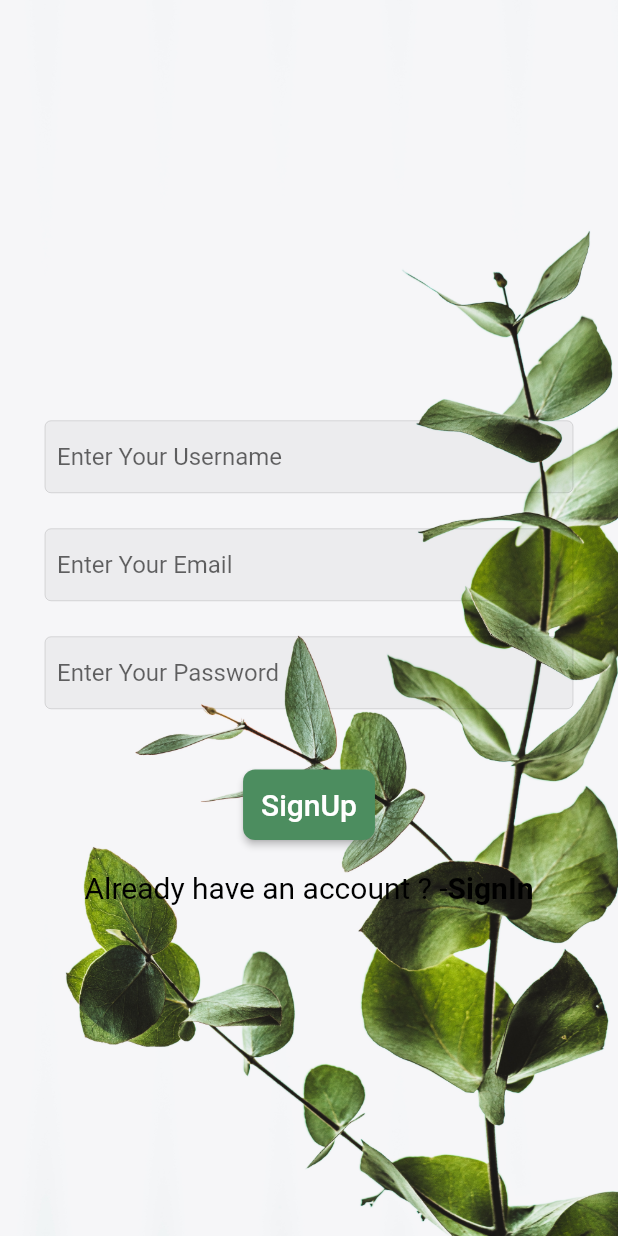
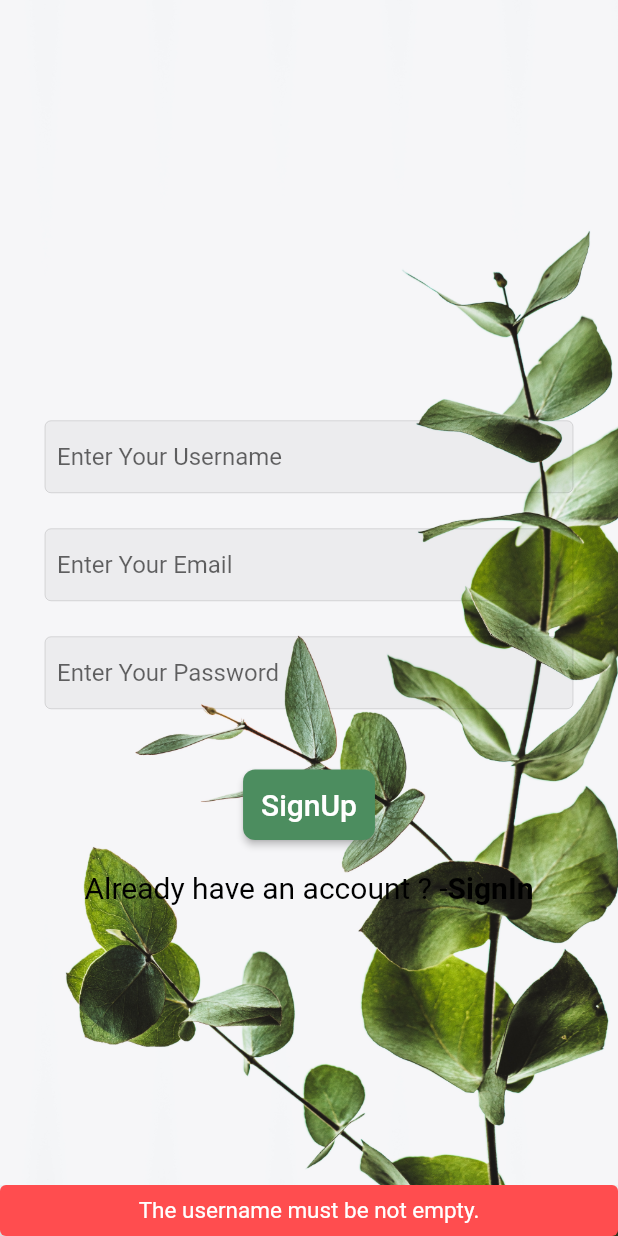
Before and after one commit to alaaRashed2001/flower, a Flutter app: the SignUpScreen screen opened directly, after a tap on "SignUp", on a phone screen of 412 x 824 dp. Run offline on Flutter 3.47's test engine with Material 2 defaults, Android fonts, the phone set to English and light mode, and no system bars; our stand-ins replace email_validator, firebase_auth, firebase_core; accounts and stored records are empty.

Commit message:
create account has been successfully

```diff
--- /dev/null
+++ b/lib/helper/snackbar.dart
@@ -0,0 +1,35 @@
+import 'package:flutter/material.dart';
+
+mixin SnackBarHelper {
+  void showSnackBar(
+      BuildContext context, {
+        required String message,
+        required bool error,
+        int duration = 2,
+      }) {
+    ScaffoldMessenger.of(context).showSnackBar(
+      SnackBar(
+        content: Text(
+          message,
+          style: TextStyle(
+            color: Colors.white,
+            fontSize: 15,
+          ),
+          textAlign: TextAlign.center,
+        ),
+        backgroundColor:
+        error ? const Color(0xffff4d4f) : const Color(0xff52c41a),
+        behavior: SnackBarBehavior.floating,
+        duration: Duration(seconds: duration),
+        // shape: RoundedRectangleBorder(borderRadius: BorderRadius.circular(25.r)),
+        padding: EdgeInsets.symmetric(
+          horizontal: 10,
+          vertical: 8,
+        ),
+        margin: EdgeInsets.zero,
+        elevation: 10,
+        dismissDirection: DismissDirection.horizontal,
+      ),
+    );
+  }
+}
--- a/lib/views/screens/auth/signup_screen.dart
+++ b/lib/views/screens/auth/signup_screen.dart
@@ -1,13 +1,42 @@
+import 'package:email_validator/email_validator.dart';
+import 'package:firebase_auth/firebase_auth.dart';
 import 'package:flutter/material.dart';
 
 import '../../../constant/colors.dart';
+import '../../../helper/snackbar.dart';
 import '../../widgets/my_button.dart';
 import '../../widgets/my_text_field.dart';
 import 'login_screen.dart';
 
-class SignUpScreen extends StatelessWidget {
-  const SignUpScreen({Key? key}) : super(key: key);
+class SignUpScreen extends StatefulWidget {
+  SignUpScreen({Key? key}) : super(key: key);
 
+  @override
+  State<SignUpScreen> createState() => _SignUpScreenState();
+}
+
+class _SignUpScreenState extends State<SignUpScreen> with SnackBarHelper {
+  late TextEditingController usernameEditingController;
+  late TextEditingController emailEditingController;
+  late TextEditingController passwordEditingController;
+
+  @override
+  void initState() {
+    usernameEditingController = TextEditingController();
+    emailEditingController = TextEditingController();
+    passwordEditingController = TextEditingController();
+    super.initState();
+  }
+
+  @override
+  void dispose() {
+    usernameEditingController.dispose();
+    emailEditingController.dispose();
+    passwordEditingController.dispose();
+    super.dispose();
+  }
+
+  bool isLoading = false;
   @override
   Widget build(BuildContext context) {
     return Scaffold(
@@ -32,32 +61,53 @@ class SignUpScreen extends StatelessWidget {
                       const SizedBox(
                         height: 60,
                       ),
-                      const MyTextField(
+                      MyTextField(
+                        validator: (v) {
+                          return null;
+                        },
+                        controller: usernameEditingController,
                         textInputType: TextInputType.text,
                         hintText: 'Enter Your Username',
-                        isPassword: false,
+
                       ),
                       const SizedBox(
                         height: 24,
                       ),
-                      const MyTextField(
+                      MyTextField(
+                        validator: (value) {
+                          return value != null &&
+                                  !EmailValidator.validate(value)
+                              ? "Enter a valid email"
+                              : null;
+                        },
+                        autovalidateMode: AutovalidateMode.onUserInteraction,
+                        controller: emailEditingController,
                         textInputType: TextInputType.emailAddress,
                         hintText: 'Enter Your Email',
-                        isPassword: false,
+
                       ),
                       const SizedBox(
                         height: 24,
                       ),
-                      const MyTextField(
+                      MyTextField(
+                        controller: passwordEditingController,
+                        validator: (value) {
+                          return value!.length < 6
+                              ? "Enter at least 6 characters"
+                              : null;
+                        },
+                        autovalidateMode: AutovalidateMode.onUserInteraction,
                         textInputType: TextInputType.text,
                         hintText: 'Enter Your Password',
-                        isPassword: true,
                       ),
                       const SizedBox(
                         height: 40,
                       ),
-                       MyButton(
-                         onPressed: (){},
+                      MyButton(
+                        isLoading: isLoading,
+                        onPressed: () async {
+                          await performRegister();
+                        },
                         title: 'SignUp',
                         backgroundColor: green,
                       ),
@@ -77,9 +127,10 @@ class SignUpScreen extends StatelessWidget {
                           InkWell(
                             onTap: () {
                               Navigator.of(context).pushReplacement(
-                                  MaterialPageRoute(
-                                    builder: (context) => const LogInScreen(),
-                                  ),);
+                                MaterialPageRoute(
+                                  builder: (context) => const LogInScreen(),
+                                ),
+                              );
                             },
                             child: const Text(
                               'SignIn',
@@ -102,4 +153,59 @@ class SignUpScreen extends StatelessWidget {
       ),
     );
   }
+
+  Future<void> performRegister() async {
+    if (checkData()) {
+      await register();
+    }
+  }
+
+  late final UserCredential userCredential;
+  Future<void> register() async {
+    setState(() {
+      isLoading = true;
+    });
+    try {
+      userCredential =
+          await FirebaseAuth.instance.createUserWithEmailAndPassword(
+        email: emailEditingController.text,
+        password: passwordEditingController.text,
+      );
+    } on FirebaseAuthException catch (e) {
+      if (e.code == 'weak-password') {
+        showSnackBar(context,
+            message: 'The password provided is too weak.', error: true);
+      } else if (e.code == 'email-already-in-use') {
+        showSnackBar(context,
+            message: 'The account already exists for that email.', error: true);
+      } else {
+        showSnackBar(context,
+            message: 'Error , Please try again late', error: true);
+      }
+    } catch (e) {
+      showSnackBar(context, message: e.toString(), error: true);
+    }
+    setState(() {
+      isLoading = false;
+    });
+    showSnackBar(context,
+        message: 'create account has been successfully .', error: false);
+  }
+
+  bool checkData() {
+    if (usernameEditingController.text.isEmpty) {
+      showSnackBar(context,
+          message: 'The username must be not empty.', error: true);
+      return false;
+    } else if (emailEditingController.text.isEmpty) {
+      showSnackBar(context,
+          message: 'The email address must be not empty.', error: true);
+      return false;
+    } else if (passwordEditingController.text.isEmpty) {
+      showSnackBar(context,
+          message: 'The password must be not empty.', error: true);
+      return false;
+    }
+    return true;
+  }
 }
--- a/lib/views/widgets/my_button.dart
+++ b/lib/views/widgets/my_button.dart
@@ -4,10 +4,11 @@ class MyButton extends StatelessWidget {
   final String title;
   final Color backgroundColor;
   final Function() onPressed;
+  final bool isLoading;
   const MyButton({
     Key? key,
     required this.title,
-    required this.backgroundColor, required this.onPressed,
+    required this.backgroundColor, required this.onPressed,  this.isLoading = false,
   }) : super(key: key);
 
   @override
@@ -25,8 +26,8 @@ class MyButton extends StatelessWidget {
           ),
         ),
       ),
-      child: Text(
-        title,
+      child:  isLoading ? const CircularProgressIndicator(color: Colors.white,) : Text(
+      title,
         style: const TextStyle(
           fontSize: 20,
         ),
--- a/lib/views/widgets/my_text_field.dart
+++ b/lib/views/widgets/my_text_field.dart
@@ -1,22 +1,28 @@
-import 'package:flutter/cupertino.dart';
 import 'package:flutter/material.dart';
 
 class MyTextField extends StatelessWidget {
-  final bool isPassword;
+  final TextEditingController controller;
   final String hintText;
   final TextInputType textInputType;
-  const MyTextField({
-    Key? key,
-    required this.isPassword,
-    required this.hintText,
-    required this.textInputType,
-  }) : super(key: key);
+  final Function(String?) validator;
+  final AutovalidateMode autovalidateMode;
+
+  const MyTextField(
+      {Key? key,
+      required this.hintText,
+      required this.textInputType,
+      required this.controller,
+      required String? Function(String?) this.validator,
+      this.autovalidateMode = AutovalidateMode.always})
+      : super(key: key);
 
   @override
   Widget build(BuildContext context) {
-    return TextField(
+    return TextFormField(
+        controller: controller,
+        autovalidateMode: autovalidateMode,
+        validator: (v) => validator(v),
         keyboardType: textInputType,
-        obscureText: isPassword,
         decoration: InputDecoration(
           hintText: hintText,
           // To delete borders
--- a/pubspec.yaml
+++ b/pubspec.yaml
@@ -35,8 +35,9 @@ dependencies:
 
   # The following adds the Cupertino Icons font to your application.
   # Use with the CupertinoIcons class for iOS style icons.
-  cupertino_icons: ^1.0.2
+  cupertino_icons: ^1.0.5
   provider: ^6.0.4
+  email_validator: ^2.1.17
   firebase_core: ^2.4.0
   firebase_auth: ^4.2.0
 
```
Also changed, not shown: lib/views/screens/auth/login_screen.dart (+37 -7 lines), pubspec.lock.
